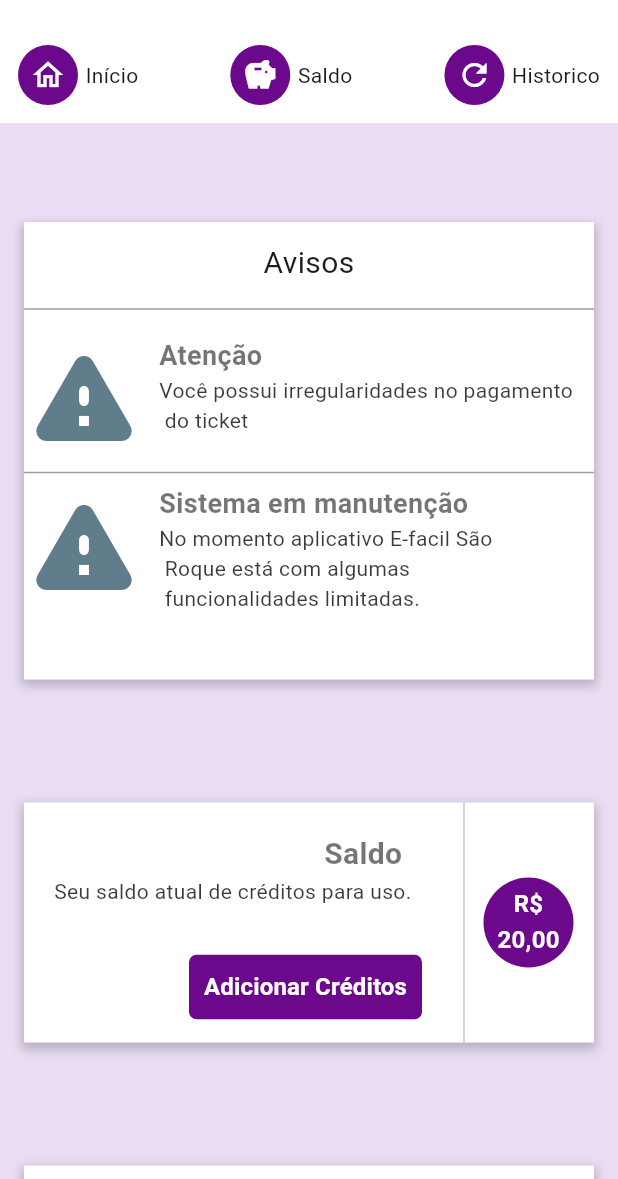
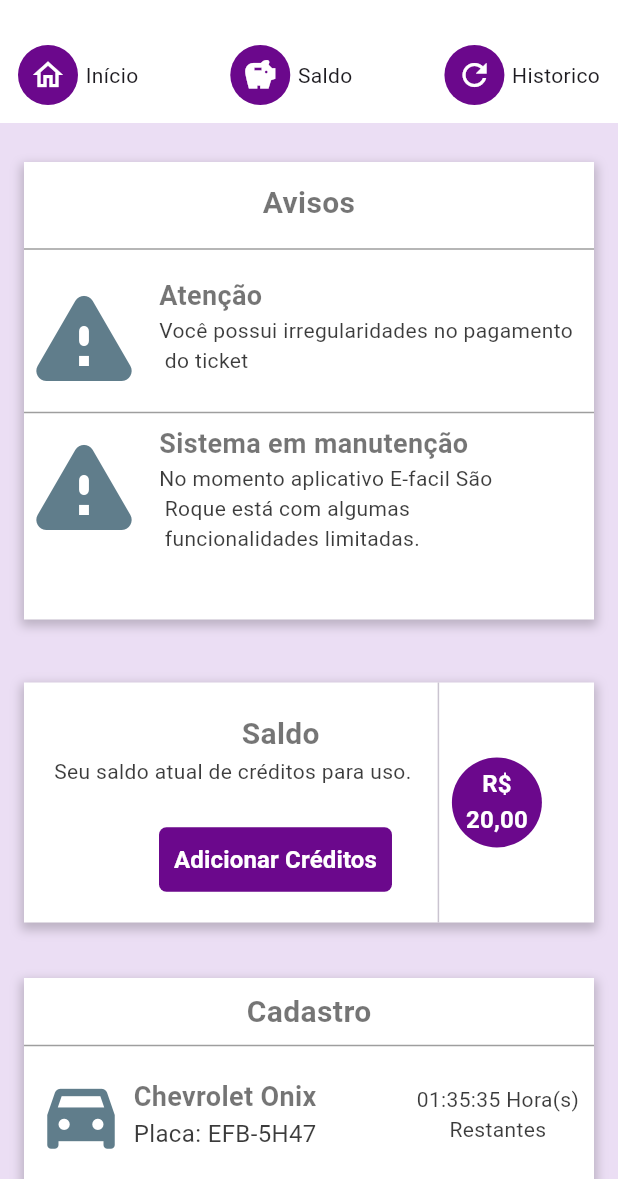
Before and after one commit to GleitonF/estacionamento-saoroque, a Flutter app: the Home screen opened directly, on a phone screen of 412 x 824 dp, the part 57-1236 px from its top. Run offline on Flutter 3.47's test engine with Material 3 defaults, Android fonts, the phone set to English and light mode, and no system bars; our stand-ins replace lottie.

```diff
--- a/flutter_aplication_estacionamento/lib/pages/home/Home.dart
+++ b/flutter_aplication_estacionamento/lib/pages/home/Home.dart
@@ -37,7 +37,7 @@ class _MyHomePageState extends State<Home> {
         child: Column(
           children: [
             NavbarWidget(),
-            SizedBox(height: 50),
+            SizedBox(height: 10),
             // primeiro container
             Padding(
               padding: const EdgeInsets.all(16.0),
@@ -63,7 +63,11 @@ class _MyHomePageState extends State<Home> {
                       padding: const EdgeInsets.all(8.0),
                       child: Text(
                         'Avisos',
-                        style: TextStyle(fontSize: 20),
+                        style: TextStyle(
+                          fontSize: 20,
+                          fontWeight: FontWeight.bold,
+                          color: Colors.black54,
+                        ),
                         textAlign: TextAlign.center,
                       ),
                     ),
@@ -145,7 +149,7 @@ class _MyHomePageState extends State<Home> {
                 ),
               ),
             ),
-            SizedBox(height: 50),
+            SizedBox(height: 10),
             // segundo container
             Padding(
               padding: const EdgeInsets.all(16.0),
@@ -170,7 +174,7 @@ class _MyHomePageState extends State<Home> {
                         crossAxisAlignment: CrossAxisAlignment.start,
                         children: [
                           Padding(
-                            padding: const EdgeInsets.only(left: 180, top: 20),
+                            padding: const EdgeInsets.only(left: 125, top: 20),
                             child: Expanded(
                               child: Row(
                                 mainAxisAlignment: MainAxisAlignment.end,
@@ -192,10 +196,10 @@ class _MyHomePageState extends State<Home> {
                             'Seu saldo atual de créditos para uso.',
                             style: TextStyle(color: AppColors.textColor),
                           ),
-                          SizedBox(height: 30),
+                          SizedBox(height: 25),
                           Row(
                             children: [
-                              SizedBox(width: 90),
+                              SizedBox(width: 70),
                               TextButton(
                                 style: TextButton.styleFrom(
                                   padding: EdgeInsets.all(10),
@@ -225,9 +229,9 @@ class _MyHomePageState extends State<Home> {
                           ),
                         ],
                       ),
-                      SizedBox(width: 20),
+                      SizedBox(width: 10),
                       VerticalDivider(),
-                      SizedBox(width: 5),
+                      SizedBox(width: 1),
                       CircleAvatar(
                         backgroundColor: AppColors.secondaryColor,
                         radius: 30,
@@ -256,7 +260,7 @@ class _MyHomePageState extends State<Home> {
                 ),
               ),
             ),
-            SizedBox(height: 50),
+            SizedBox(height: 5),
             Padding(
               padding: const EdgeInsets.all(16.0),
               child: Container(
@@ -281,12 +285,12 @@ class _MyHomePageState extends State<Home> {
                         top: 8,
                       ),
                       child: Row(
-                        mainAxisAlignment: MainAxisAlignment.end,
+                        mainAxisAlignment: MainAxisAlignment.center,
                         children: [
                           Text(
                             'Cadastro',
                             style: TextStyle(
-                              fontSize: 16,
+                              fontSize: 20,
                               fontWeight: FontWeight.bold,
                               color: Colors.black54,
                             ),
```
